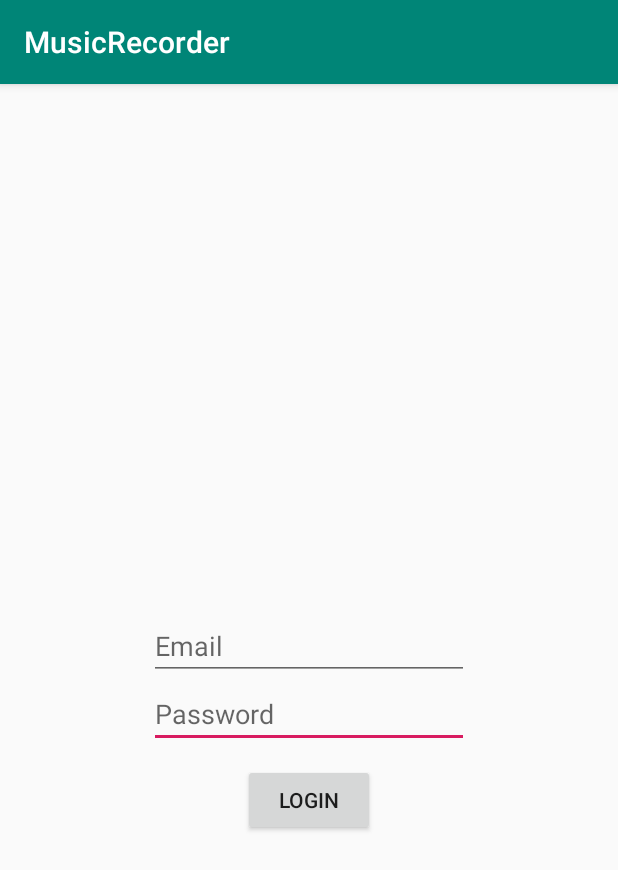
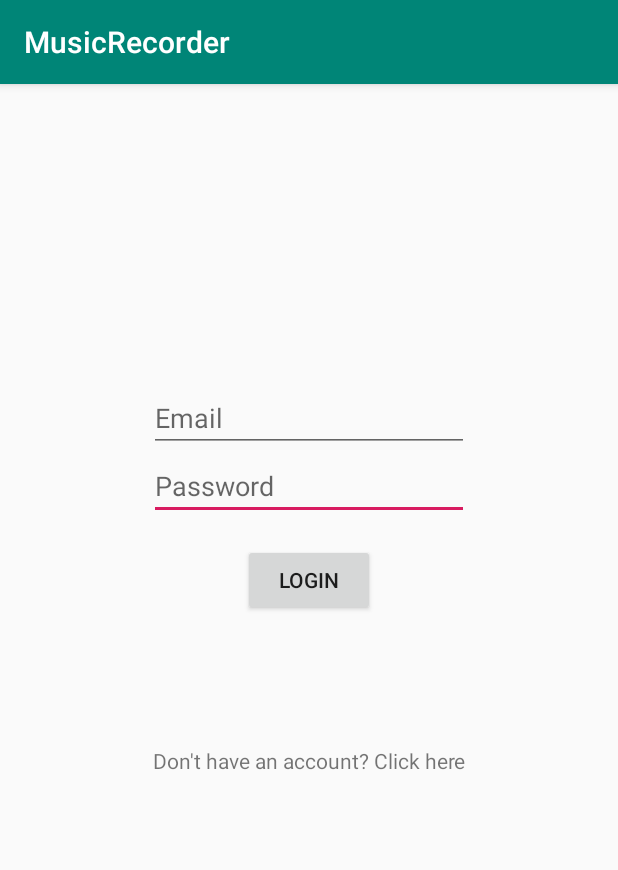
Before and after one commit to Nexon4444/Music-recorder-kotlin, an Android app: the screen it shows after launch (SignInActivity), on a phone screen of 412 x 824 dp. Shown: the top 870 px of the screen. Run offline under Robolectric (Android 15) with nearby library versions, the phone set to English and light mode, and no system bars; our stand-ins replace Firebase (no records; nobody signed in at launch, a user with empty details on screens opened directly).

Commit message:
signUp and signIn working!

```diff
--- a/app/src/main/AndroidManifest.xml
+++ b/app/src/main/AndroidManifest.xml
@@ -9,11 +9,11 @@
         android:roundIcon="@mipmap/ic_launcher_round"
         android:supportsRtl="true"
         android:theme="@style/AppTheme">
-        <activity android:name=".MainActivity"></activity>
-        <activity android:name=".SignInActivity">
+        <activity android:name=".MainActivity" android:noHistory="true"></activity>
+        <activity android:name=".SignUpActivity" android:noHistory="true"> </activity>
+        <activity android:name=".SignInActivity" android:noHistory="true">
             <intent-filter>
                 <action android:name="android.intent.action.MAIN" />
-
                 <category android:name="android.intent.category.LAUNCHER" />
             </intent-filter>
         </activity>
--- a/app/src/main/res/layout/sign_in_activity.xml
+++ b/app/src/main/res/layout/sign_in_activity.xml
@@ -23,7 +23,7 @@
         android:id="@+id/editTextEmailId"
         android:layout_width="wrap_content"
         android:layout_height="wrap_content"
-        android:layout_marginTop="352dp"
+        android:layout_marginTop="200dp"
         android:ems="10"
         android:hint="Email"
         android:inputType="textPersonName"
@@ -46,14 +46,11 @@
         android:id="@+id/noAccountTextViewId"
         android:layout_width="wrap_content"
         android:layout_height="wrap_content"
-        android:layout_marginTop="164dp"
-        android:layout_marginBottom="108dp"
         android:text="Don't have an account? Click here"
         app:layout_constraintBottom_toBottomOf="parent"
         app:layout_constraintEnd_toEndOf="parent"
-        app:layout_constraintHorizontal_bias="0.497"
         app:layout_constraintStart_toStartOf="parent"
         app:layout_constraintTop_toBottomOf="@+id/signInBtnId"
-        app:layout_constraintVertical_bias="1.0" />
+        app:layout_constraintVertical_bias="0.22" />
 
 </androidx.constraintlayout.widget.ConstraintLayout>
--- a/app/src/main/res/layout/sign_up_activity.xml
+++ b/app/src/main/res/layout/sign_up_activity.xml
@@ -23,7 +23,7 @@
         android:id="@+id/editTextEmailId"
         android:layout_width="wrap_content"
         android:layout_height="wrap_content"
-        android:layout_marginTop="476dp"
+        android:layout_marginTop="200dp"
         android:ems="10"
         android:hint="Email"
         android:inputType="textPersonName"
@@ -49,7 +49,8 @@
         android:text="Already have an account? Click here"
         app:layout_constraintBottom_toBottomOf="parent"
         app:layout_constraintEnd_toEndOf="parent"
+        app:layout_constraintHorizontal_bias="0.497"
         app:layout_constraintStart_toStartOf="parent"
         app:layout_constraintTop_toBottomOf="@+id/signUpBtnId"
-        app:layout_constraintVertical_bias="0.142" />
+        app:layout_constraintVertical_bias="0.25" />
 </androidx.constraintlayout.widget.ConstraintLayout>
```
Also changed, not shown: app/src/main/java/com/android/musicrecorder/SignInActivity.kt (+4 -4 lines), app/src/main/java/com/android/musicrecorder/SignUpActivity.kt (+10 -7 lines).
